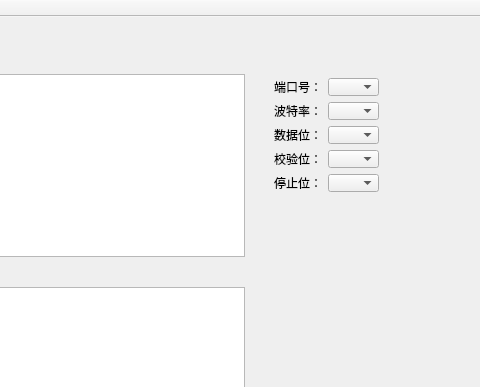
Above: mainwindow.ui from Mintin/QtSerial before the change; both pictures show x 137 to 617 and y 0 to 387 of the 617 by 549 pixel window. Below: the same form after it.
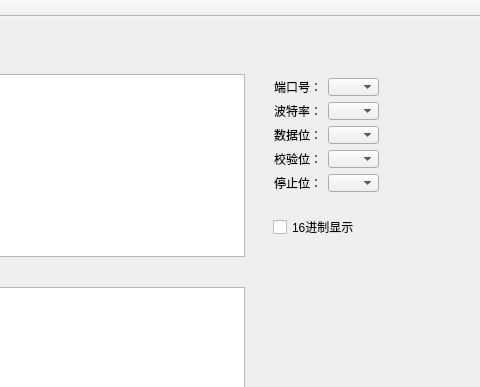
That is the form after the change.

Patch:
```diff
--- a/mainwindow.ui
+++ b/mainwindow.ui
@@ -27,7 +27,7 @@
      <string>打开串口</string>
     </property>
    </widget>
-   <widget class="QWidget" name="">
+   <widget class="QWidget" name="layoutWidget">
     <property name="geometry">
      <rect>
       <x>400</x>
@@ -109,7 +109,7 @@
      </item>
     </layout>
    </widget>
-   <widget class="QWidget" name="">
+   <widget class="QWidget" name="layoutWidget">
     <property name="geometry">
      <rect>
       <x>2</x>
@@ -186,6 +186,19 @@
      </item>
     </layout>
    </widget>
+   <widget class="QCheckBox" name="checkBox">
+    <property name="geometry">
+     <rect>
+      <x>410</x>
+      <y>200</y>
+      <width>81</width>
+      <height>20</height>
+     </rect>
+    </property>
+    <property name="text">
+     <string>16进制显示</string>
+    </property>
+   </widget>
   </widget>
   <widget class="QMenuBar" name="menuBar">
    <property name="geometry">
```
